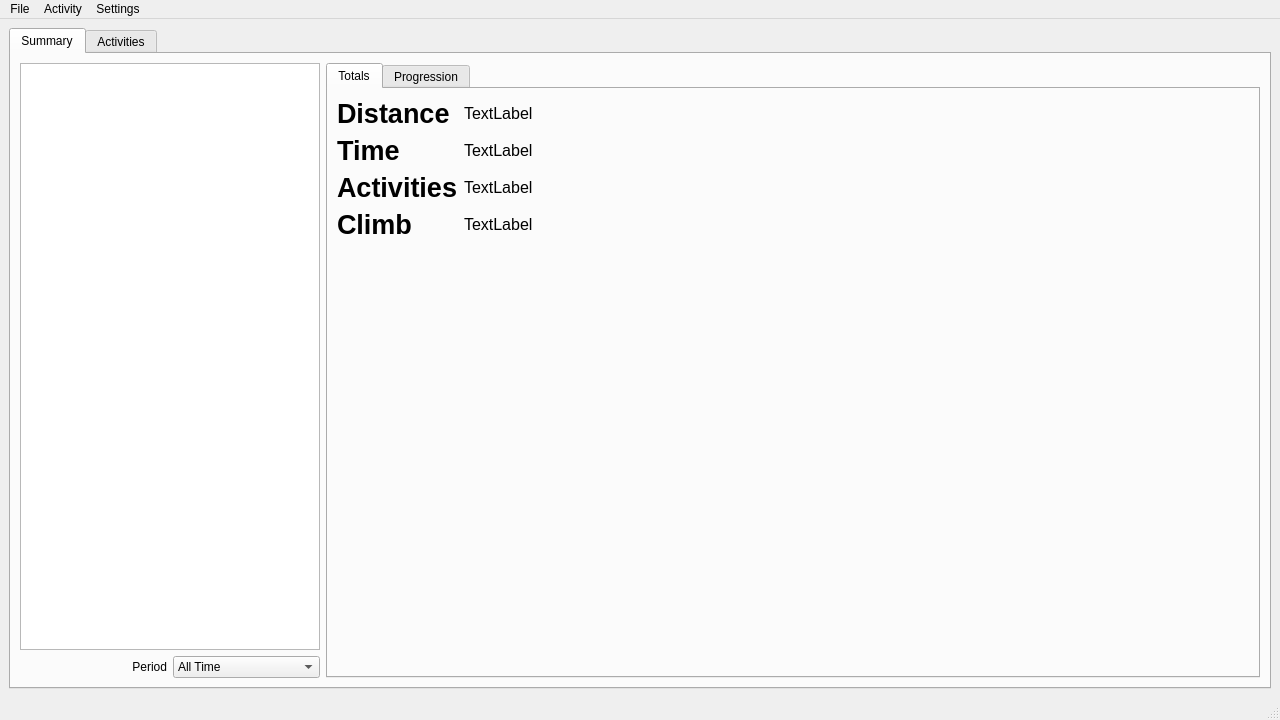
Old version of the form resources/ui/main.ui in the repository TomFryers/activate.
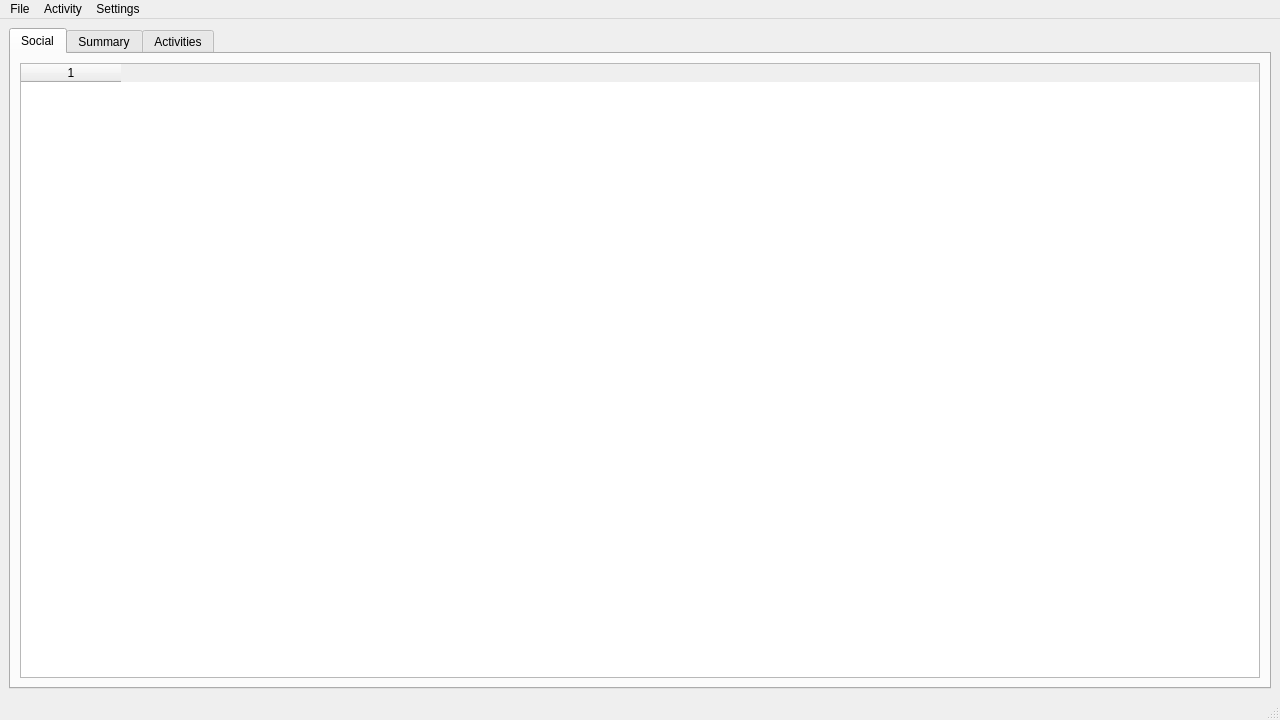
New version of the form. Custom widgets are drawn as their Qt base class.

Diff of the .ui file:
```diff
--- a/resources/ui/main.ui
+++ b/resources/ui/main.ui
@@ -20,6 +20,21 @@
       <property name="currentIndex">
        <number>0</number>
       </property>
+      <widget class="QWidget" name="social_tab">
+       <attribute name="title">
+        <string>Social</string>
+       </attribute>
+       <layout class="QVBoxLayout" name="social_tab_layout">
+        <item>
+         <widget class="QTableWidget" name="social_list">
+          <property name="columnCount">
+           <number>1</number>
+          </property>
+          <column/>
+         </widget>
+        </item>
+       </layout>
+      </widget>
       <widget class="QWidget" name="summary_tab">
        <attribute name="title">
         <string>Summary</string>
```
